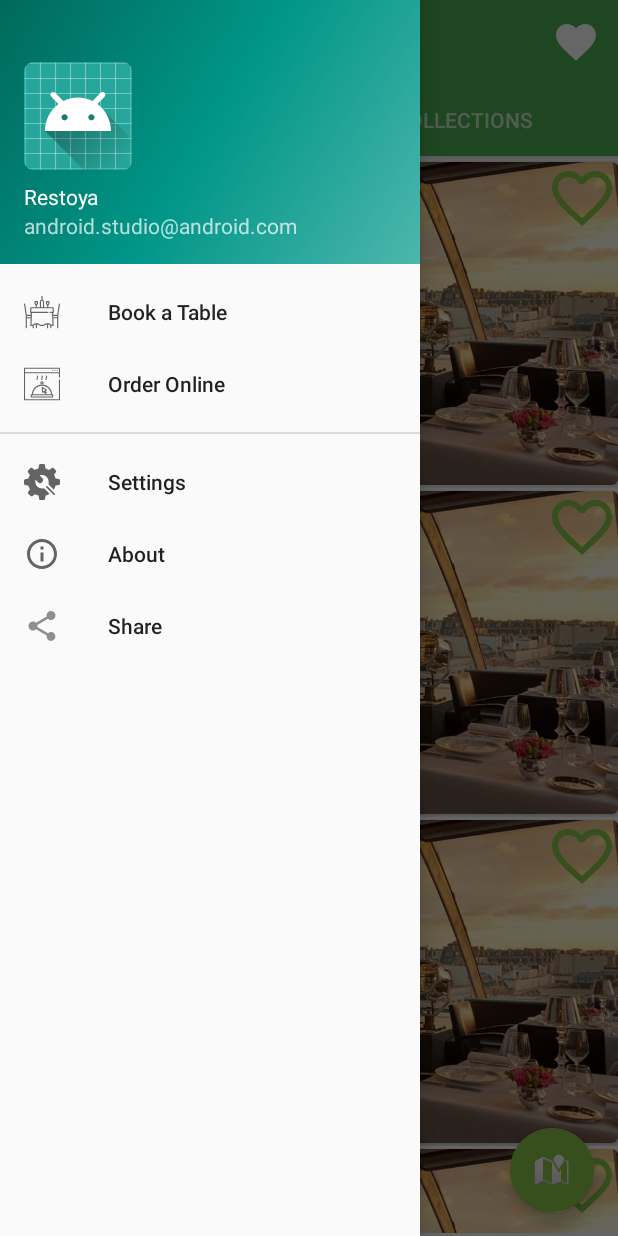
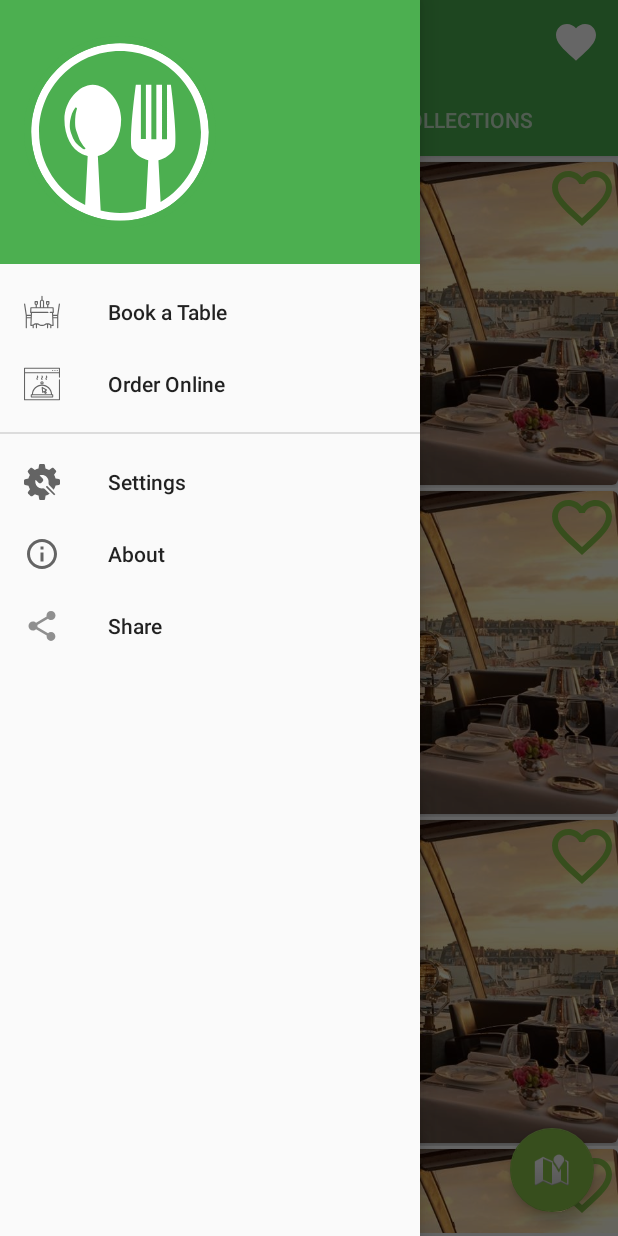
Before and after one commit to gmerwan/restoya, an Android app: the HomeActivity screen opened directly, with no data from a screen before it, with the side drawer open, on a phone screen of 412 x 824 dp. Run offline under Robolectric (Android 15) with nearby library versions, the phone set to English and light mode, and no system bars.

Commit message:
navigation header update

```diff
--- a/app/src/main/res/layout/nav_header_home.xml
+++ b/app/src/main/res/layout/nav_header_home.xml
@@ -3,7 +3,7 @@
     xmlns:app="http://schemas.android.com/apk/res-auto"
     android:layout_width="match_parent"
     android:layout_height="@dimen/nav_header_height"
-    android:background="@drawable/side_nav_bar"
+    android:background="@color/colorPrimary"
     android:gravity="bottom"
     android:orientation="vertical"
     android:paddingBottom="@dimen/activity_vertical_margin"
@@ -18,7 +18,7 @@
         android:layout_height="wrap_content"
         android:contentDescription="@string/nav_header_desc"
         android:paddingTop="@dimen/nav_header_vertical_spacing"
-        app:srcCompat="@mipmap/ic_launcher_round" />
+        app:srcCompat="@drawable/ic_launcher" />
 
     <TextView
         android:layout_width="match_parent"
@@ -27,10 +27,4 @@
         android:text="@string/app_name"
         android:textAppearance="@style/TextAppearance.AppCompat.Body1" />
 
-    <TextView
-        android:id="@+id/textView"
-        android:layout_width="wrap_content"
-        android:layout_height="wrap_content"
-        android:text="@string/nav_header_subtitle" />
-
 </LinearLayout>
--- a/app/src/main/res/values/strings.xml
+++ b/app/src/main/res/values/strings.xml
@@ -1,6 +1,6 @@
 <resources>
     <string name="app_name">Restoya</string>
-    <string name="title_activity_home">HomeActivity</string>
+    <string name="title_activity_home">Restoya</string>
     <string name="navigation_drawer_open">Open navigation drawer</string>
     <string name="navigation_drawer_close">Close navigation drawer</string>
     <string name="nav_header_title">Android Studio</string>
```
Also changed, not shown: app/src/main/res/layout/activity_splach_screen.xml (+3 -15 lines).
